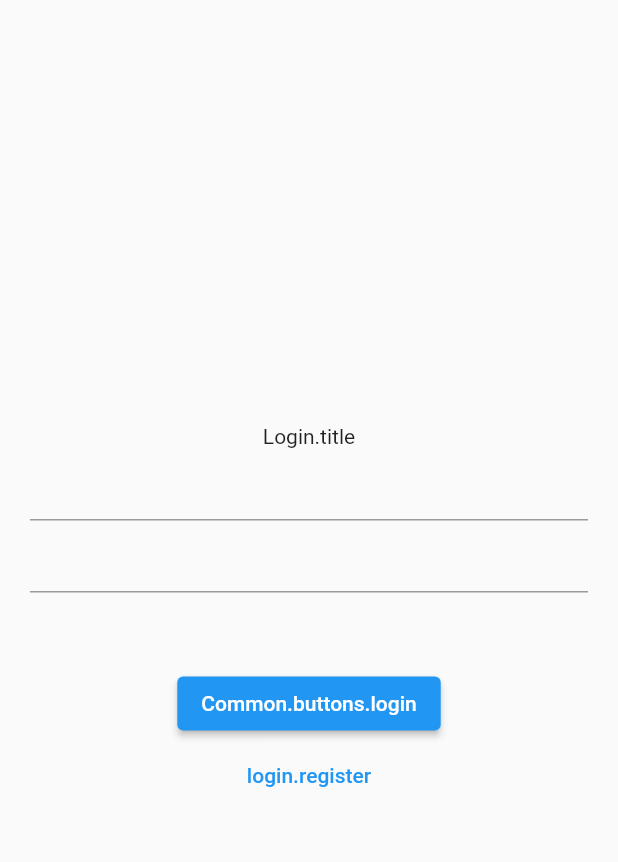
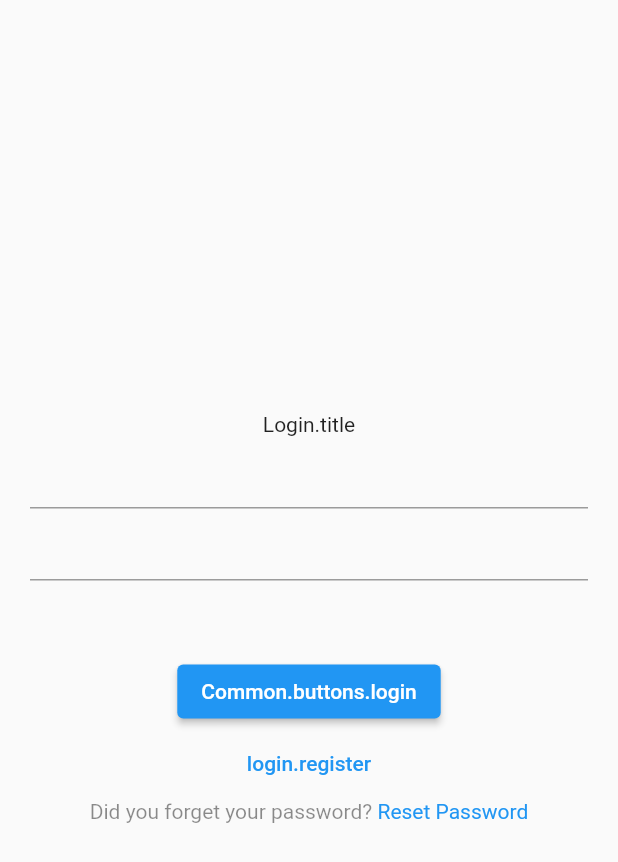
Before and after one commit to egemenongel/firebase_app, a Flutter app: the screen it shows after launch, on a phone screen of 412 x 824 dp. Shown: the top 862 px of the screen. Run offline on Flutter 3.47's test engine with Material 2 defaults, Android fonts, the phone set to English and light mode, and no system bars; our stand-ins replace firebase_auth, firebase_core, flutter_dotenv, flutter_i18n, fluttertoast; accounts and stored records are empty.

Commit message:
Create reset password view

```diff
--- a/assets/translations/common/en/common.json
+++ b/assets/translations/common/en/common.json
@@ -3,9 +3,11 @@
       "buttons":{
          "login":"login",
          "register":"register",
-         "log-out":"log out"
+         "log-out":"log out",
+         "forgot-password":"forgot password"
       },
       "errors":{
+         "empty":"Please fill this field.",
          "user-not-found":"There is no user with these credentials.",
          "wrong-password":"Incorrect email or password.",
          "invalid-email":"Please type an appropriate email address.",
@@ -15,7 +17,17 @@
          "weak-password":"Please type a password longer than 6 characters.",
          "network-request-failed":"Network error. Please check your internet connection and try again.",
          "unknown-exception":"Unknown Error"
-
+      },
+      "fields":{
+         "email":{
+            "label":"your email",
+            "hint":"johndoe@mail.com"
+         },
+         "password":{
+            "label":"your password",
+            "hint":"******"
+         }
       }
    }
+
 }
--- a/lib/features/views/auth/login/view/login_view.dart
+++ b/lib/features/views/auth/login/view/login_view.dart
@@ -3,6 +3,8 @@ import 'package:firebase_app/core/components/translated_text.dart';
 import 'package:firebase_app/core/enums/string_case_enum.dart';
 import 'package:firebase_app/features/views/auth/login/viewmodel/login_viewmodel.dart';
 import 'package:firebase_app/features/views/auth/register/view/register_view.dart';
+import 'package:firebase_app/features/views/auth/reset_password/view/reset_password_view.dart';
+import 'package:flutter/gestures.dart';
 import 'package:flutter/material.dart';
 
 class LoginView extends StatelessWidget {
@@ -34,6 +36,7 @@ class LoginView extends StatelessWidget {
           const SizedBox(height: 50),
           _buildLoginButton(viewmodel),
           _buildRegisterButton(context),
+          _buildForgotPasswordText(context)
         ]),
       ),
     );
@@ -65,4 +68,21 @@ class LoginView extends StatelessWidget {
         onPressed: () => Navigator.pushNamed(context, RegisterView.id),
         child: const TranslatedText('login.register'));
   }
+
+  RichText _buildForgotPasswordText(BuildContext context) {
+    return RichText(
+      text: TextSpan(
+          text: 'Did you forget your password? ',
+          style: const TextStyle(color: Colors.black45),
+          children: [
+            TextSpan(
+              style: const TextStyle(color: Colors.blue),
+              text: 'Reset Password',
+              recognizer: TapGestureRecognizer()
+                ..onTap =
+                    () => Navigator.pushNamed(context, ResetPasswordView.id),
+            )
+          ]),
+    );
+  }
 }
--- /dev/null
+++ b/lib/features/views/auth/reset_password/translation/en/reset_password.json
@@ -0,0 +1,5 @@
+{
+"reset_password":{
+    "title":"reset your password"
+}
+}
--- /dev/null
+++ b/lib/features/views/auth/reset_password/translation/tr/reset_password.json
@@ -0,0 +1,5 @@
+{
+    "reset_password":{
+        "title":"sifreni sifirla"
+    }
+    }
--- a/lib/utils/navigation_manager.dart
+++ b/lib/utils/navigation_manager.dart
@@ -1,5 +1,6 @@
 import 'package:firebase_app/features/views/auth/login/view/login_view.dart';
 import 'package:firebase_app/features/views/auth/register/view/register_view.dart';
+import 'package:firebase_app/features/views/auth/reset_password/view/reset_password_view.dart';
 import 'package:firebase_app/features/views/home/profile/view/profile_view.dart';
 import 'package:firebase_app/features/splash_view.dart';
 import 'package:flutter/cupertino.dart';
@@ -19,5 +20,6 @@ class NavigationManager {
     LoginView.id: (context) => const LoginView(),
     RegisterView.id: (context) => const RegisterView(),
     ProfileView.id: (context) => const ProfileView(),
+    ResetPasswordView.id: (context) => const ResetPasswordView(),
   };
 }
--- a/tools/create_translations/bin/create_translations.dart
+++ b/tools/create_translations/bin/create_translations.dart
@@ -48,6 +48,7 @@ class LanguageManager {
     _pathList = [
       "auth/login/translation/$language/login.json",
       "auth/register/translation/$language/register.json",
+      "auth/reset_password/translation/$language/reset_password.json",
       "home/profile/translation/$language/profile.json",
     ];
 
```
Also changed, not shown: assets/translations/common/tr/common.json (+14 -2 lines), lib/core/components/custom_text_field.dart (+12 -6 lines), lib/features/views/auth/reset_password/service/reset_password_service.dart (added, +18 -0 lines), lib/features/views/auth/reset_password/view/reset_password_view.dart (added, +71 -0 lines), lib/features/views/auth/reset_password/viewmodel/reset_password_viewmodel.dart (added, +10 -0 lines).
